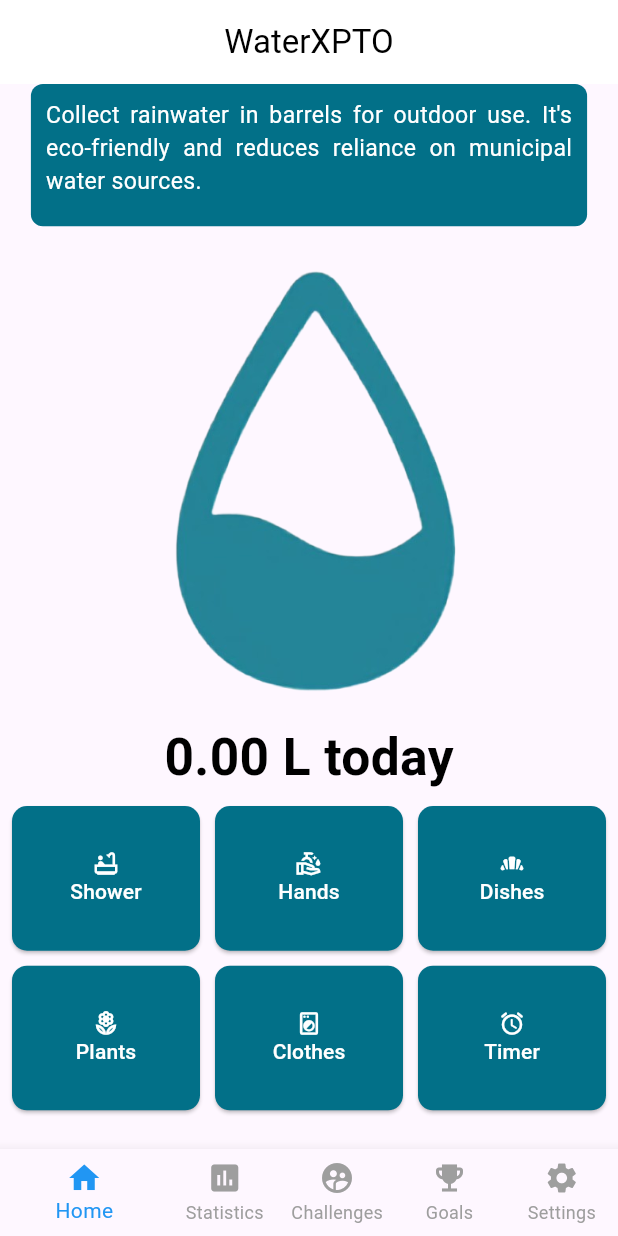
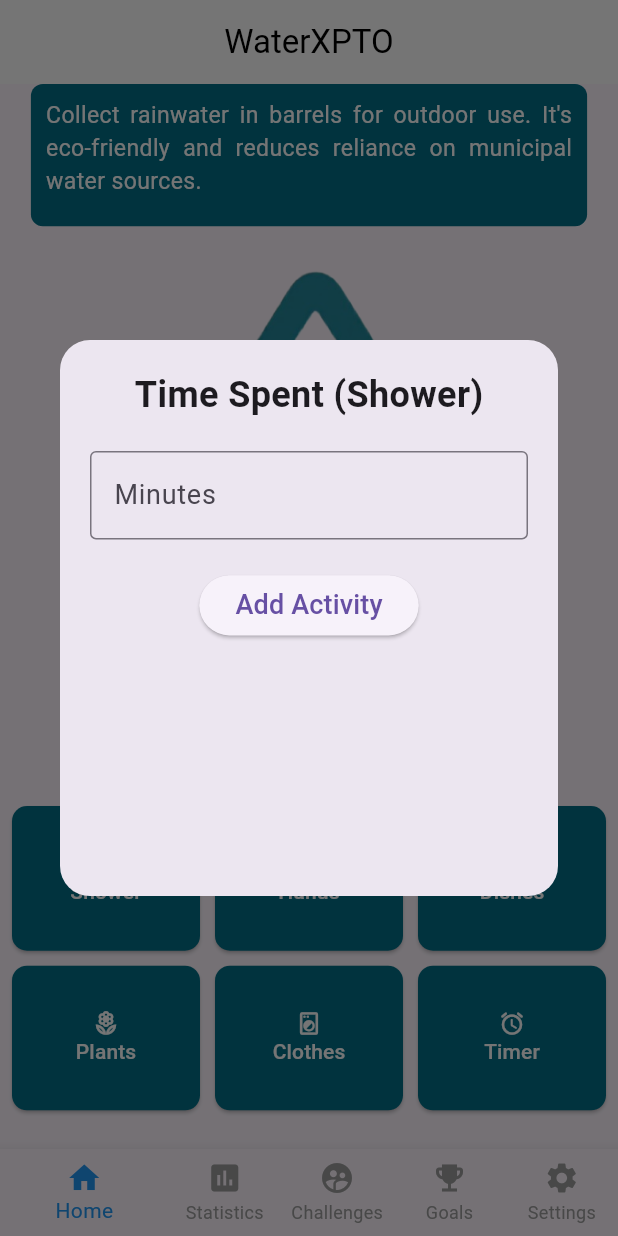
Before and after one commit to FEUP-LEIC-ES-2023-24/WaterXPTO, a Flutter app: the screen it shows after launch, after a tap on "Load Water Spent", after a tap on "Shower", on a phone screen of 412 x 824 dp. Run offline on Flutter 3.47's test engine with Material 3 defaults, Android fonts, the phone set to English and light mode, and no system bars; our stand-ins replace awesome_notifications, cloud_firestore, firebase_auth, firebase_core, firebase_storage, fl_chart and 4 more; missing offline and left inert: country_list_pick, dart:ffi, firebase_app_check, flutter_background_service, flutter_background_service_android; accounts and stored records are empty; Roboto replaces fonts that are missing (Montserrat).

Commit message:
Custom Button Dialog

```diff
--- a/waterxpto/lib/Pages/MainMenu.dart
+++ b/waterxpto/lib/Pages/MainMenu.dart
@@ -274,7 +274,9 @@ class _HomeContentState extends State<HomeContent> {
   }
 }
 
-//------------ Timer Dialog ---------------------
+ ////////////////////////////////////////////////////
+///------------ Timer Dialog ---------------------///
+///////////////////////////////////////////////////
 
 class TimerDialog extends StatefulWidget {
   const TimerDialog({super.key});
@@ -464,8 +466,119 @@ class _TimerDialogState extends State<TimerDialog> {
     print('Water spent updated in database with id: $id');
   }
 }
-//---------------------------------------------------------
+////////////////////////////////////////////////////////////
+// Custom Button Dialog (Shower, Dishes...) ////////////////
+///////////////////////////////////////////////////////////
 
+class ButtonDialog extends StatefulWidget {
+  final String buttonType;
+
+  const ButtonDialog({Key? key, required this.buttonType}) : super(key: key);
+
+  @override
+  _ButtonDialogState createState() => _ButtonDialogState();
+}
+
+class _ButtonDialogState extends State<ButtonDialog> {
+  final WaterConsumptionService waterService = WaterConsumptionService();
+  final AuthService authService = AuthService();
+  final WaterActivityService waterActivityService = WaterActivityService();
+
+  int _timeInMinutes = 0;
+  double _waterSpent = 0.0;
+
+  @override
+  Widget build(BuildContext context) {
+    return Dialog(
+      shape: RoundedRectangleBorder(
+        borderRadius: BorderRadius.circular(20.0),
+      ),
+      child: Container(
+        padding: const EdgeInsets.all(20.0),
+        height: MediaQuery.of(context).size.height * 0.45,
+        child: Column(
+          crossAxisAlignment: CrossAxisAlignment.center,
+          children: [
+            Text(
+              'Time Spent (${widget.buttonType})',
+              style: const TextStyle(fontSize: 24, fontWeight: FontWeight.bold, fontFamily: 'Roboto'),
+            ),
+            const SizedBox(height: 20),
+            TextFormField(
+              keyboardType: TextInputType.number,
+              onChanged: (value) {
+                setState(() {
+                  _timeInMinutes = int.tryParse(value) ?? 0;
+                  _calculateWaterSpent();
+                });
+              },
+              decoration: const InputDecoration(
+                labelText: 'Minutes',
+                border: OutlineInputBorder(),
+                labelStyle: TextStyle(fontSize: 18, fontFamily: 'Roboto'),
+              ),
+              style: const TextStyle(fontSize: 18, fontFamily: 'Roboto'),
+            ),
+            const SizedBox(height: 20),
+            ElevatedButton(
+              onPressed: () async {
+                await _addActivity();
+                Navigator.pop(context);
+              },
+              child: const Text(
+                'Add Activity',
+                style: TextStyle(fontSize: 18, fontFamily: 'Roboto'),
+              ),
+            ),
+          ],
+        ),
+      ),
+    );
+  }
+
+  void _calculateWaterSpent() async {
+    WaterActivity? waterActivity = await waterActivityService.getWaterActivity(widget.buttonType);
+    if (waterActivity != null) {
+      setState(() {
+        _waterSpent = _timeInMinutes * waterActivity.waterFlow;
+      });
+    } else {
+      setState(() {
+        _waterSpent = 0.0;
+      });
+    }
+  }
+
+  Future<void> _addActivity() async {
+    if (_timeInMinutes > 0) {
+      bool isLoggedIn = await authService.isUserLoggedIn();
+      if (isLoggedIn) {
+        WaterActivity? waterActivity = await waterActivityService.getWaterActivity(widget.buttonType);
+        WaterConsumption waterConsumption = WaterConsumption(
+          waterActivityID: waterActivity!.id,
+          userID: authService.getCurrentUser()!.userID,
+          finishDate: DateTime.now(),
+          duration: _timeInMinutes,
+        );
+        await waterService.addWaterConsumption(waterConsumption);
+        await WaterSpentNotifier.of(context, listen: false).updateTodayLitersSpent();
+      } else {
+        await _updateDatabaseWithActivity();
+      }
+    }
+  }
+
+  Future<void> _updateDatabaseWithActivity() async {
+    var db = DatabaseHelper.instance;
+    int id = await db.insertWaterConsumption({'waterSpent': _waterSpent});
+    print('Activity time updated in database with id: $id');
+  }
+}
+
+
+
+
+///////////////////////////////////////////////////////////
 
 Widget customButton(IconData icon, String label, BuildContext context) {
   double screenHeight = MediaQuery.of(context).size.height;
@@ -482,10 +595,15 @@ Widget customButton(IconData icon, String label, BuildContext context) {
             builder: (BuildContext context) {
               return const TimerDialog();
             },
-
+          );
+        } else {
+          showDialog(
+            context: context,
+            builder: (BuildContext context) {
+              return ButtonDialog(buttonType: label);
+            },
           );
         }
-
       },
       style: ElevatedButton.styleFrom(
         foregroundColor: Colors.white,
@@ -505,6 +623,7 @@ Widget customButton(IconData icon, String label, BuildContext context) {
   );
 }
 
+
 double calculateFontSize(String message) {
   if (message.length > 125) {return 13.0;}
   if (message.length >= 100) {return 14.5;}
```
